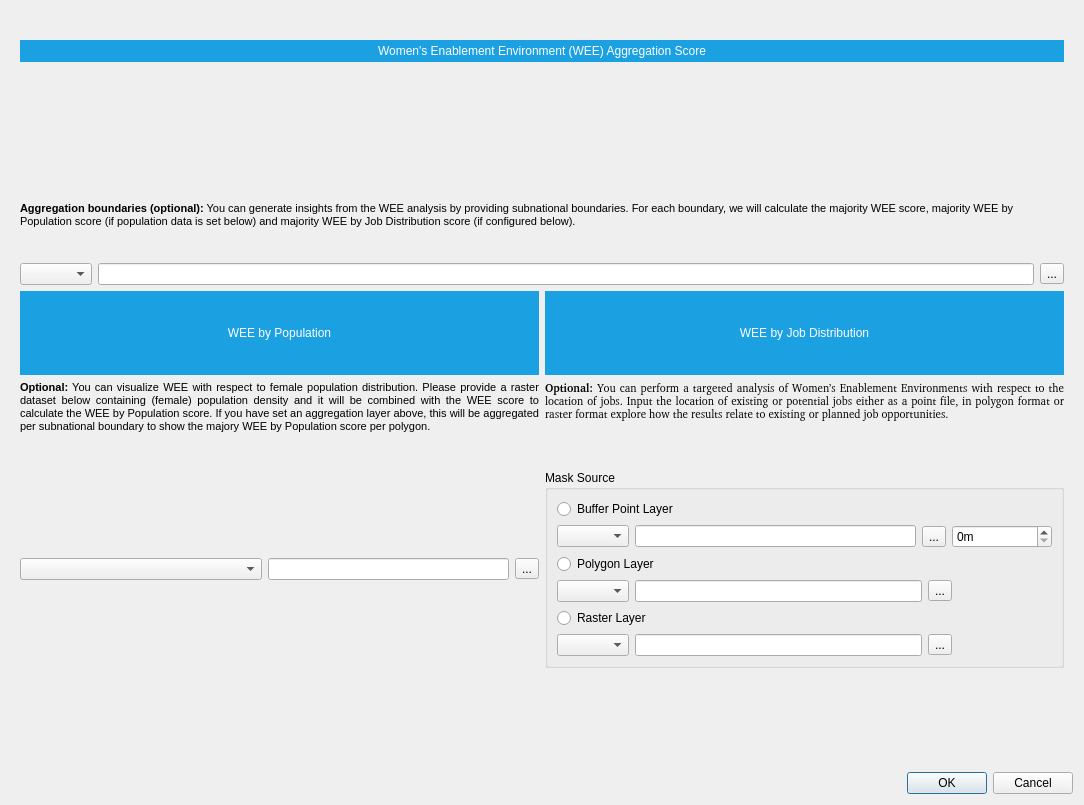
The window that geest/ui/analysis_dialog_base.ui (worldbank/GEEST) describes before a commit, drawn with Qt 5.
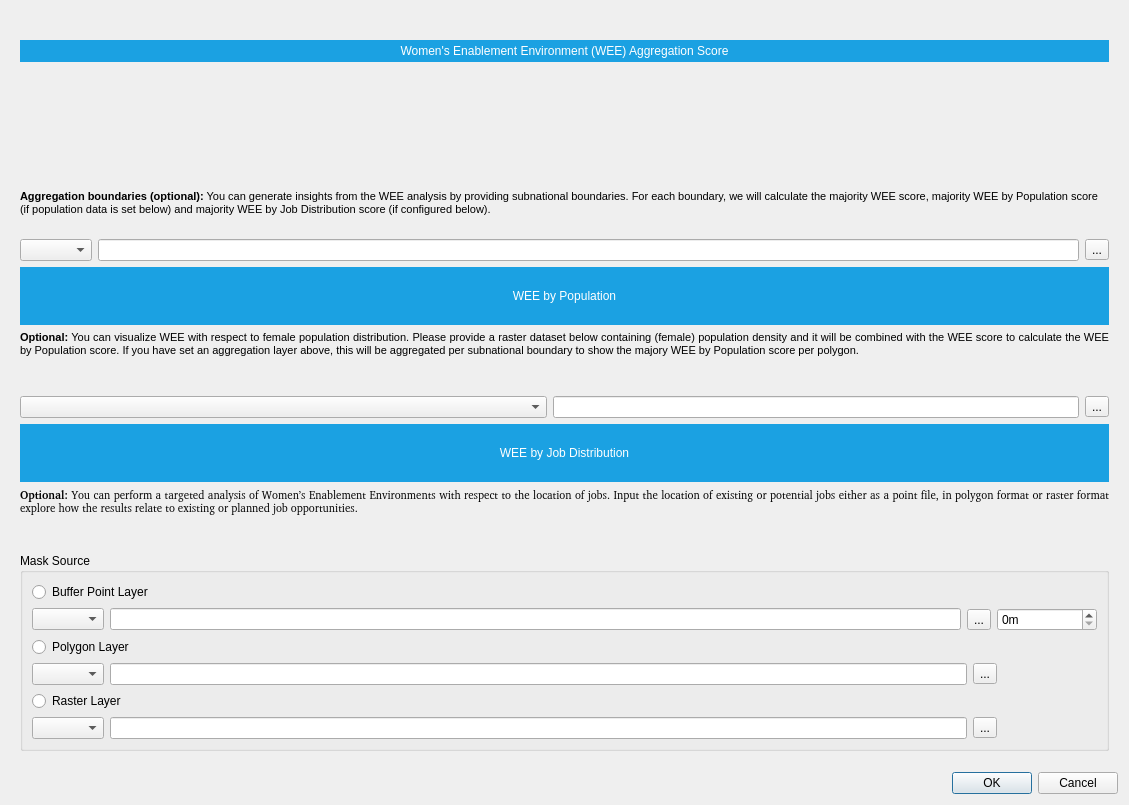
The same window after the commit. Icons and pictures are not drawn. Custom widgets are drawn as their Qt base class.

Commit message: Fix analysis dialog

Patch:
```diff
--- a/geest/ui/analysis_dialog_base.ui
+++ b/geest/ui/analysis_dialog_base.ui
@@ -6,14 +6,14 @@
    <rect>
     <x>0</x>
     <y>0</y>
-    <width>1084</width>
+    <width>1129</width>
     <height>805</height>
    </rect>
   </property>
   <property name="windowTitle">
    <string>Form</string>
   </property>
-  <layout class="QGridLayout" name="gridLayout_2">
+  <layout class="QGridLayout" name="gridLayout">
    <item row="0" column="0">
     <widget class="QLabel" name="banner_label">
      <property name="text">
@@ -40,12 +40,12 @@
        <rect>
         <x>0</x>
         <y>0</y>
-        <width>1066</width>
-        <height>673</height>
+        <width>1111</width>
+        <height>657</height>
        </rect>
       </property>
-      <layout class="QGridLayout" name="gridLayout">
-       <item row="0" column="0" colspan="2">
+      <layout class="QGridLayout" name="gridLayout_2">
+       <item row="0" column="0">
         <layout class="QGridLayout" name="wee_layout">
          <item row="0" column="0">
           <widget class="QLabel" name="wee_title">
@@ -98,7 +98,7 @@
          </item>
         </layout>
        </item>
-       <item row="1" column="0" colspan="2">
+       <item row="1" column="0">
         <widget class="QLabel" name="aggregation_description">
          <property name="text">
           <string>&lt;html&gt;&lt;head/&gt;&lt;body&gt;&lt;p&gt;&lt;span style=&quot; font-size:8pt; font-weight:600;&quot;&gt;Aggregation boundaries (optional):&lt;/span&gt;&lt;span style=&quot; font-size:8pt;&quot;&gt; You can generate insights from the WEE analysis by providing subnational boundaries. For each boundary, we will calculate the majority WEE score, majority WEE by Population score (if population data is set below) and majority WEE by Job Distribution score (if configured below).&lt;/span&gt;&lt;/p&gt;&lt;/body&gt;&lt;/html&gt;</string>
@@ -108,7 +108,7 @@
          </property>
         </widget>
        </item>
-       <item row="2" column="0" colspan="2">
+       <item row="2" column="0">
         <layout class="QHBoxLayout" name="horizontalLayout">
          <item>
           <widget class="QgsMapLayerComboBox" name="aggregation_combo"/>
@@ -125,9 +125,7 @@
          </item>
         </layout>
        </item>
-       <item row="3" column="0" colspan="2">
-        <layout class="QHBoxLayout" name="horizontalLayout_5">
-         <item>
+       <item row="3" column="0">
           <widget class="QLabel" name="wee_x_population_title">
            <property name="sizePolicy">
             <sizepolicy hsizetype="MinimumExpanding" vsizetype="Preferred">
@@ -154,38 +152,7 @@
            </property>
           </widget>
          </item>
-         <item>
-          <widget class="QLabel" name="wee_jobs_title">
-           <property name="sizePolicy">
-            <sizepolicy hsizetype="MinimumExpanding" vsizetype="Preferred">
-             <horstretch>0</horstretch>
-             <verstretch>0</verstretch>
-            </sizepolicy>
-           </property>
-           <property name="styleSheet">
-            <string notr="true">background: #1BA1E2;
-color: white;
-padding: 4px;</string>
-           </property>
-           <property name="text">
-            <string>WEE by Job Distribution</string>
-           </property>
-           <property name="textFormat">
-            <enum>Qt::PlainText</enum>
-           </property>
-           <property name="alignment">
-            <set>Qt::AlignCenter</set>
-           </property>
-           <property name="wordWrap">
-            <bool>true</bool>
-           </property>
-          </widget>
-         </item>
-        </layout>
-       </item>
-       <item row="4" column="0" colspan="2">
-        <layout class="QHBoxLayout" name="horizontalLayout_6">
-         <item>
+       <item row="4" column="0">
           <widget class="QLabel" name="wee_x_population_description">
            <property name="text">
             <string>&lt;html&gt;&lt;head/&gt;&lt;body&gt;&lt;p&gt;&lt;span style=&quot; font-size:8pt; font-weight:600;&quot;&gt;Optional:&lt;/span&gt;&lt;span style=&quot; font-size:8pt;&quot;&gt; You can visualize WEE with respect to female population distribution. Please provide a raster dataset below containing (female) population density and it will be combined with the WEE score to calculate the WEE by Population score. If you have set an aggregation layer above, this will be aggregated per subnational boundary to show the majory WEE by Population score per polygon.&lt;/span&gt;&lt;/p&gt;&lt;/body&gt;&lt;/html&gt;</string>
@@ -201,7 +168,58 @@
            </property>
           </widget>
          </item>
+       <item row="5" column="0">
+        <layout class="QHBoxLayout" name="horizontalLayout_2">
          <item>
+          <widget class="QgsMapLayerComboBox" name="population_combo">
+           <property name="sizePolicy">
+            <sizepolicy hsizetype="MinimumExpanding" vsizetype="Fixed">
+             <horstretch>0</horstretch>
+             <verstretch>0</verstretch>
+            </sizepolicy>
+           </property>
+          </widget>
+         </item>
+         <item>
+          <widget class="QLineEdit" name="population_lineedit"/>
+         </item>
+         <item>
+          <widget class="QToolButton" name="population_toolbutton">
+           <property name="text">
+            <string>...</string>
+           </property>
+          </widget>
+         </item>
+        </layout>
+       </item>
+       <item row="6" column="0">
+        <widget class="QLabel" name="wee_jobs_title">
+         <property name="sizePolicy">
+          <sizepolicy hsizetype="MinimumExpanding" vsizetype="Preferred">
+           <horstretch>0</horstretch>
+           <verstretch>0</verstretch>
+          </sizepolicy>
+         </property>
+         <property name="styleSheet">
+          <string notr="true">background: #1BA1E2;
+color: white;
+padding: 4px;</string>
+         </property>
+         <property name="text">
+          <string>WEE by Job Distribution</string>
+         </property>
+         <property name="textFormat">
+          <enum>Qt::PlainText</enum>
+         </property>
+         <property name="alignment">
+          <set>Qt::AlignCenter</set>
+         </property>
+         <property name="wordWrap">
+          <bool>true</bool>
+         </property>
+        </widget>
+       </item>
+       <item row="7" column="0">
           <widget class="QLabel" name="wee_x_jobs_description">
            <property name="font">
             <font>
@@ -220,33 +238,7 @@
            </property>
           </widget>
          </item>
-        </layout>
-       </item>
-       <item row="5" column="0">
-        <layout class="QHBoxLayout" name="horizontalLayout_2">
-         <item>
-          <widget class="QgsMapLayerComboBox" name="population_combo">
-           <property name="sizePolicy">
-            <sizepolicy hsizetype="MinimumExpanding" vsizetype="Fixed">
-             <horstretch>0</horstretch>
-             <verstretch>0</verstretch>
-            </sizepolicy>
-           </property>
-          </widget>
-         </item>
-         <item>
-          <widget class="QLineEdit" name="population_lineedit"/>
-         </item>
-         <item>
-          <widget class="QToolButton" name="population_toolbutton">
-           <property name="text">
-            <string>...</string>
-           </property>
-          </widget>
-         </item>
-        </layout>
-       </item>
-       <item row="5" column="1">
+       <item row="8" column="0">
         <widget class="QGroupBox" name="mask_source_group">
          <property name="title">
           <string>Mask Source</string>
@@ -390,7 +382,11 @@
          </layout>
         </widget>
        </item>
-       <item row="6" column="0" colspan="2">
+      </layout>
+     </widget>
+    </widget>
+   </item>
+   <item row="2" column="0">
         <widget class="QWidget" name="help_widget" native="true">
          <property name="sizePolicy">
           <sizepolicy hsizetype="Preferred" vsizetype="Minimum">
@@ -400,11 +396,7 @@
          </property>
         </widget>
        </item>
-      </layout>
-     </widget>
-    </widget>
-   </item>
-   <item row="2" column="0">
+   <item row="3" column="0">
     <widget class="QDialogButtonBox" name="button_box">
      <property name="standardButtons">
       <set>QDialogButtonBox::Cancel|QDialogButtonBox::Ok</set>
```
Lines whose indentation alone changed are shown as unchanged. The commit also changes 1 other file.
